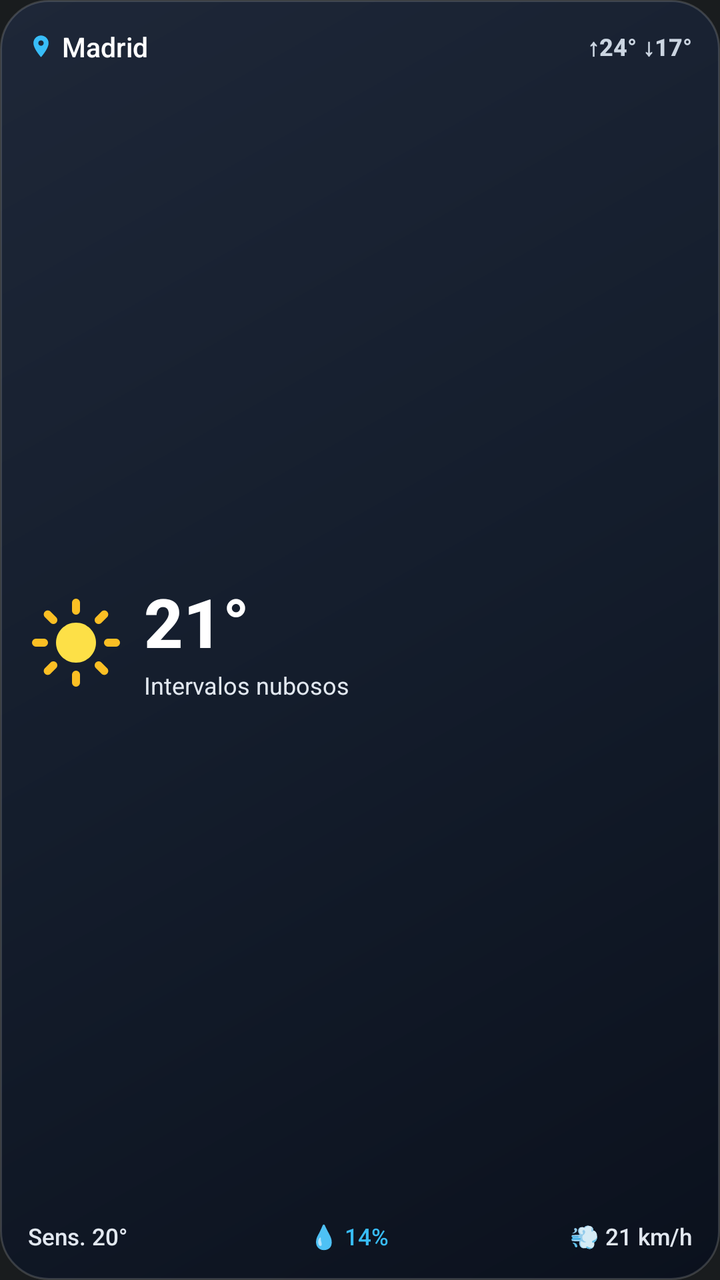
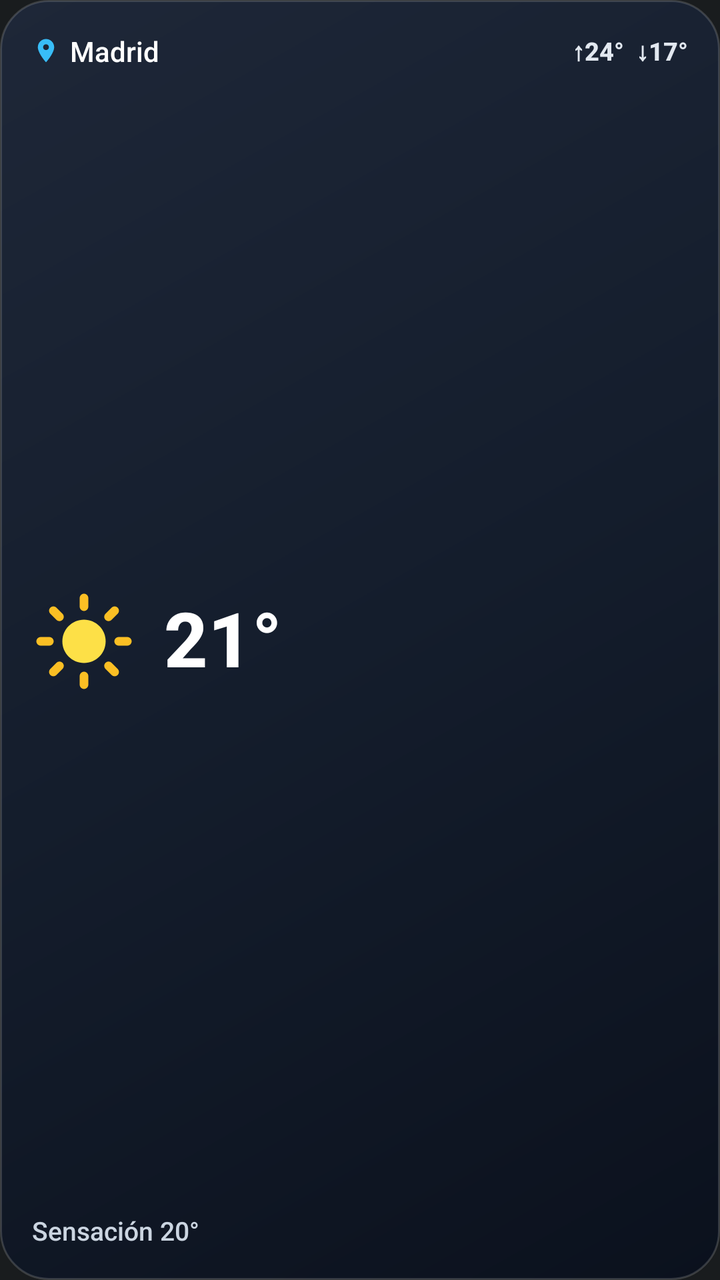

An Android layout rendered at two revisions. The XML below is the earlier revision; the diff shows what the commit changed to produce the second picture.
<!-- AndroidManifest.xml: application theme Theme.MyApplication -->
<!-- res/layout/widget_weather_2x2.xml -->
<?xml version="1.0" encoding="utf-8"?>
<LinearLayout xmlns:android="http://schemas.android.com/apk/res/android"
    android:id="@+id/widget_root"
    android:layout_width="match_parent"
    android:layout_height="match_parent"
    android:background="@drawable/widget_glass_background"
    android:orientation="vertical"
    android:padding="14dp"
    android:gravity="center_vertical">

    
    <LinearLayout
        android:layout_width="match_parent"
        android:layout_height="wrap_content"
        android:orientation="horizontal"
        android:gravity="center_vertical">

        <ImageView
            android:layout_width="13dp"
            android:layout_height="13dp"
            android:src="@drawable/ic_widget_location"
            android:contentDescription="@null" />

        <TextView
            android:id="@+id/widget_location"
            android:layout_width="0dp"
            android:layout_height="wrap_content"
            android:layout_weight="1"
            android:layout_marginStart="4dp"
            android:layout_marginEnd="6dp"
            android:text="Madrid"
            android:textColor="#FFFFFF"
            android:textSize="13.5sp"
            android:fontFamily="sans-serif-medium"
            android:maxLines="1"
            android:ellipsize="end" />

        <TextView
            android:id="@+id/widget_high_low"
            android:layout_width="wrap_content"
            android:layout_height="wrap_content"
            android:text="↑24° ↓17°"
            android:textColor="#CBD5E1"
            android:textSize="12sp"
            android:textStyle="bold"
            android:fontFamily="sans-serif-medium" />
    </LinearLayout>

    
    <LinearLayout
        android:layout_width="match_parent"
        android:layout_height="0dp"
        android:layout_weight="1"
        android:layout_marginTop="6dp"
        android:layout_marginBottom="6dp"
        android:orientation="horizontal"
        android:gravity="center_vertical">

        <ImageView
            android:id="@+id/widget_icon"
            android:layout_width="48dp"
            android:layout_height="48dp"
            android:src="@drawable/ic_widget_sun"
            android:contentDescription="@null" />

        <LinearLayout
            android:layout_width="0dp"
            android:layout_height="wrap_content"
            android:layout_weight="1"
            android:layout_marginStart="10dp"
            android:orientation="vertical"
            android:gravity="center_vertical">

            <TextView
                android:id="@+id/widget_temperature"
                android:layout_width="wrap_content"
                android:layout_height="wrap_content"
                android:text="21°"
                android:textColor="#FFFFFF"
                android:textSize="34sp"
                android:textStyle="bold"
                android:fontFamily="sans-serif-medium"
                android:includeFontPadding="false" />

            <TextView
                android:id="@+id/widget_description"
                android:layout_width="match_parent"
                android:layout_height="wrap_content"
                android:layout_marginTop="2dp"
                android:text="Intervalos nubosos"
                android:textColor="#E2E8F0"
                android:textSize="12sp"
                android:fontFamily="sans-serif"
                android:maxLines="1"
                android:ellipsize="end" />
        </LinearLayout>
    </LinearLayout>

    
    <LinearLayout
        android:id="@+id/widget_stats_container"
        android:layout_width="match_parent"
        android:layout_height="wrap_content"
        android:orientation="horizontal"
        android:gravity="center_vertical">

        
        <TextView
            android:id="@+id/widget_feels_like"
            android:layout_width="0dp"
            android:layout_height="wrap_content"
            android:layout_weight="1"
            android:text="Sens. 20°"
            android:textColor="#E2E8F0"
            android:textSize="11.5sp"
            android:fontFamily="sans-serif-medium"
            android:gravity="start|center_vertical"
            android:maxLines="1" />

        
        <TextView
            android:id="@+id/widget_rain_prob"
            android:layout_width="0dp"
            android:layout_height="wrap_content"
            android:layout_weight="0.9"
            android:text="💧 14%"
            android:textColor="#38BDF8"
            android:textSize="11.5sp"
            android:fontFamily="sans-serif-medium"
            android:gravity="center"
            android:maxLines="1" />

        
        <TextView
            android:id="@+id/widget_wind"
            android:layout_width="0dp"
            android:layout_height="wrap_content"
            android:layout_weight="1.1"
            android:text="💨 21 km/h"
            android:textColor="#E2E8F0"
            android:textSize="11.5sp"
            android:fontFamily="sans-serif-medium"
            android:gravity="end|center_vertical"
            android:maxLines="1" />

    </LinearLayout>

</LinearLayout>
<!-- resources referenced by this layout -->
<resources>
  <!-- drawable ic_widget_location (drawable) -->
  <vector xmlns:android="http://schemas.android.com/apk/res/android"
      android:width="20dp"
      android:height="20dp"
      android:viewportWidth="24"
      android:viewportHeight="24">
      <path
          android:fillColor="#38BDF8"
          android:pathData="M12,2C8.13,2 5,5.13 5,9c0,5.25 7,13 7,13s7,-7.75 7,-13c0,-3.87 -3.13,-7 -7,-7zM12,11.5c-1.38,0 -2.5,-1.12 -2.5,-2.5s1.12,-2.5 2.5,-2.5 2.5,1.12 2.5,2.5 -1.12,2.5 -2.5,2.5z" />
  </vector>
  <!-- drawable ic_widget_sun (drawable) -->
  <vector xmlns:android="http://schemas.android.com/apk/res/android"
      android:width="48dp"
      android:height="48dp"
      android:viewportWidth="24"
      android:viewportHeight="24">
      <path
          android:fillColor="#FDE047"
          android:pathData="M12,7c-2.76,0 -5,2.24 -5,5s2.24,5 5,5 5,-2.24 5,-5 -2.24,-5 -5,-5z" />
      <path
          android:strokeColor="#FBBF24"
          android:strokeWidth="2"
          android:strokeLineCap="round"
          android:pathData="M12,2v2M12,20v2M4.93,4.93l1.41,1.41M17.66,17.66l1.41,1.41M2,12h2M20,12h2M6.34,17.66l-1.41,1.41M19.07,4.93l-1.41,1.41" />
  </vector>
  <!-- drawable widget_glass_background (drawable) -->
  <?xml version="1.0" encoding="utf-8"?>
  <shape xmlns:android="http://schemas.android.com/apk/res/android"
      android:shape="rectangle">
      <gradient
          android:angle="315"
          android:startColor="#1E2738"
          android:centerColor="#141D2C"
          android:endColor="#0B111D"
          android:type="linear" />
      <corners android:radius="24dp" />
      <stroke
          android:width="1dp"
          android:color="#28FFFFFF" />
  </shape>
  <style name="Theme.MyApplication" parent="android:Theme.DeviceDefault.NoActionBar" />
</resources>

<!-- the commit's change to res/layout/widget_weather_2x2.xml (unified diff, before → after) -->
@@ -5,7 +5,7 @@
     android:layout_height="match_parent"
     android:background="@drawable/widget_glass_background"
     android:orientation="vertical"
-    android:padding="14dp"
+    android:padding="16dp"
     android:gravity="center_vertical">
 
     
@@ -16,8 +16,9 @@
         android:gravity="center_vertical">
 
         <ImageView
-            android:layout_width="13dp"
-            android:layout_height="13dp"
+            android:id="@+id/widget_location_icon"
+            android:layout_width="14dp"
+            android:layout_height="14dp"
             android:src="@drawable/ic_widget_location"
             android:contentDescription="@null" />
 
@@ -26,11 +27,11 @@
             android:layout_width="0dp"
             android:layout_height="wrap_content"
             android:layout_weight="1"
-            android:layout_marginStart="4dp"
-            android:layout_marginEnd="6dp"
+            android:layout_marginStart="5dp"
+            android:layout_marginEnd="8dp"
             android:text="Madrid"
             android:textColor="#FFFFFF"
-            android:textSize="13.5sp"
+            android:textSize="14sp"
             android:fontFamily="sans-serif-medium"
             android:maxLines="1"
             android:ellipsize="end" />
@@ -39,9 +40,9 @@
             android:id="@+id/widget_high_low"
             android:layout_width="wrap_content"
             android:layout_height="wrap_content"
-            android:text="↑24° ↓17°"
-            android:textColor="#CBD5E1"
-            android:textSize="12sp"
+            android:text="↑24°  ↓17°"
+            android:textColor="#E2E8F0"
+            android:textSize="12.5sp"
             android:textStyle="bold"
             android:fontFamily="sans-serif-medium" />
     </LinearLayout>
@@ -51,98 +52,41 @@
         android:layout_width="match_parent"
         android:layout_height="0dp"
         android:layout_weight="1"
+        android:orientation="horizontal"
+        android:gravity="center_vertical"
         android:layout_marginTop="6dp"
-        android:layout_marginBottom="6dp"
-        android:orientation="horizontal"
-        android:gravity="center_vertical">
+        android:layout_marginBottom="6dp">
 
         <ImageView
             android:id="@+id/widget_icon"
-            android:layout_width="48dp"
-            android:layout_height="48dp"
+            android:layout_width="52dp"
+            android:layout_height="52dp"
             android:src="@drawable/ic_widget_sun"
             android:contentDescription="@null" />
 
-        <LinearLayout
-            android:layout_width="0dp"
+        <TextView
+            android:id="@+id/widget_temperature"
+            android:layout_width="wrap_content"
             android:layout_height="wrap_content"
-            android:layout_weight="1"
-            android:layout_marginStart="10dp"
-            android:orientation="vertical"
-            android:gravity="center_vertical">
-
-            <TextView
-                android:id="@+id/widget_temperature"
-                android:layout_width="wrap_content"
-                android:layout_height="wrap_content"
-                android:text="21°"
-                android:textColor="#FFFFFF"
-                android:textSize="34sp"
-                android:textStyle="bold"
-                android:fontFamily="sans-serif-medium"
-                android:includeFontPadding="false" />
-
-            <TextView
-                android:id="@+id/widget_description"
-                android:layout_width="match_parent"
-                android:layout_height="wrap_content"
-                android:layout_marginTop="2dp"
-                android:text="Intervalos nubosos"
-                android:textColor="#E2E8F0"
-                android:textSize="12sp"
-                android:fontFamily="sans-serif"
-                android:maxLines="1"
-                android:ellipsize="end" />
-        </LinearLayout>
+            android:layout_marginStart="14dp"
+            android:text="21°"
+            android:textColor="#FFFFFF"
+            android:textSize="38sp"
+            android:textStyle="bold"
+            android:fontFamily="sans-serif-medium"
+            android:includeFontPadding="false" />
     </LinearLayout>
 
     
-    <LinearLayout
-        android:id="@+id/widget_stats_container"
+    <TextView
+        android:id="@+id/widget_feels_like"
         android:layout_width="match_parent"
         android:layout_height="wrap_content"
-        android:orientation="horizontal"
-        android:gravity="center_vertical">
-
-        
-        <TextView
-            android:id="@+id/widget_feels_like"
-            android:layout_width="0dp"
-            android:layout_height="wrap_content"
-            android:layout_weight="1"
-            android:text="Sens. 20°"
-            android:textColor="#E2E8F0"
-            android:textSize="11.5sp"
-            android:fontFamily="sans-serif-medium"
-            android:gravity="start|center_vertical"
-            android:maxLines="1" />
-
-        
-        <TextView
-            android:id="@+id/widget_rain_prob"
-            android:layout_width="0dp"
-            android:layout_height="wrap_content"
-            android:layout_weight="0.9"
-            android:text="💧 14%"
-            android:textColor="#38BDF8"
-            android:textSize="11.5sp"
-            android:fontFamily="sans-serif-medium"
-            android:gravity="center"
-            android:maxLines="1" />
-
-        
-        <TextView
-            android:id="@+id/widget_wind"
-            android:layout_width="0dp"
-            android:layout_height="wrap_content"
-            android:layout_weight="1.1"
-            android:text="💨 21 km/h"
-            android:textColor="#E2E8F0"
-            android:textSize="11.5sp"
-            android:fontFamily="sans-serif-medium"
-            android:gravity="end|center_vertical"
-            android:maxLines="1" />
-
-    </LinearLayout>
+        android:text="Sensación 20°"
+        android:textColor="#CBD5E1"
+        android:textSize="13sp"
+        android:fontFamily="sans-serif-medium"
+        android:maxLines="1"
+        android:ellipsize="end" />
 
 </LinearLayout>
